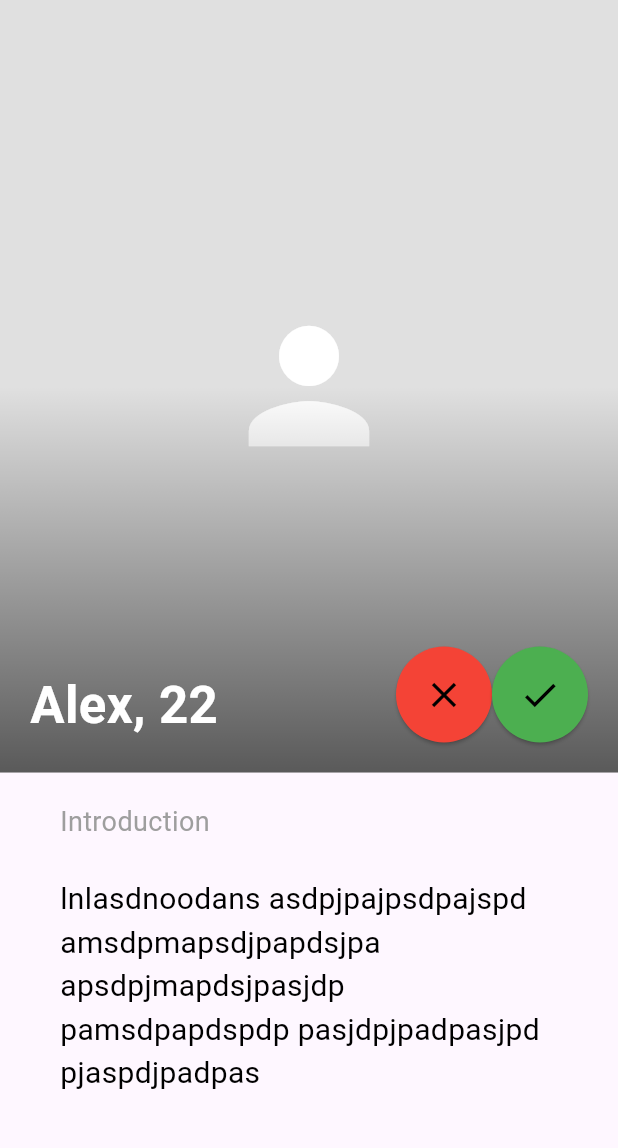
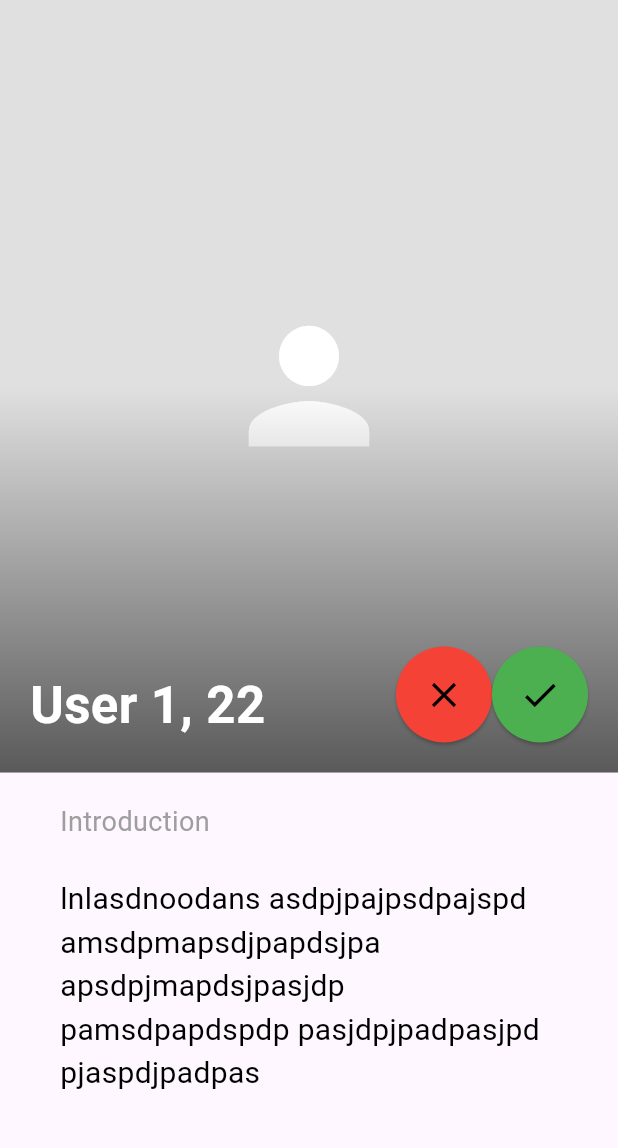
Before and after one commit to alanpbenny/trying_flutter, a Flutter app: the MessagesScreen screen opened directly, after a tap on "User 1", on a phone screen of 412 x 824 dp, the part 84-1232 px from its top. Run offline on Flutter 3.47's test engine with Material 3 defaults, Android fonts, the phone set to English and light mode, and no system bars; accounts and stored records are empty.

Commit message:
Latest UI Commit

```diff
--- a/lib/messages_screen.dart
+++ b/lib/messages_screen.dart
@@ -17,10 +17,34 @@ class _MessagesScreenState extends State<MessagesScreen> {
   bool selectionMode = false;
   Set<String> selectedMessages = {};
 
+   void openFullProfile(String user) async {
+    final result = await Navigator.push(
+      context,
+      MaterialPageRoute(builder: (_) => OtherProfileScreen(user: user)),
+    );
+
+    if (result == "Liked") {
+      debugPrint("Moving to next user");
+
+      acceptMatch(user); // For demo, we just accept "User 1". In real app, pass the actual user.
+    }
+
+    if (result == "Passed") {
+      removeMatch(user); // For demo, we just remove "User 1". In real app, pass the actual user.
+    }
+  }
+
   void acceptMatch(String user) {
     setState(() {
       pendingMatches.remove(user);
       activeMessages.insert(0, user);
+    });
+  }
+
+  void removeMatch(String user) {
+    setState(() {
+      pendingMatches.remove(user);
+      //activeMessages.insert(0, user);
     });
   }
 
@@ -97,12 +121,7 @@ class _MessagesScreenState extends State<MessagesScreen> {
                     padding: const EdgeInsets.only(right: 12),
                     child: GestureDetector(
                       onTap: () {
-                        Navigator.push(
-                      context,
-                      MaterialPageRoute(
-                        builder: (context) => Altotherprofilescreen(),
-                      ),
-                    );
+                       openFullProfile(user);
                       },
                       child: Column(
                         mainAxisSize: MainAxisSize.min,
--- a/lib/otherProfile_scree.dart
+++ b/lib/otherProfile_scree.dart
@@ -7,7 +7,11 @@ class OtherProfileScreen extends StatelessWidget {
   final String gym = "Western Gym";
   final String goal = "Muscle Gain";
 
-  const OtherProfileScreen({super.key});
+  final String user;
+
+
+  const OtherProfileScreen({super.key, required this.user});
+
 
   @override
   Widget build(BuildContext context) {
@@ -52,7 +56,7 @@ class OtherProfileScreen extends StatelessWidget {
                     right: 20,
                     bottom: 20,
                     child: Text(
-                      "$name, $age", // replace 22 with real age later
+                      "$user, $age", // replace 22 with real age later
                       style: const TextStyle(
                         color: Colors.white,
                         fontSize: 34,
--- a/lib/profile_screen.dart
+++ b/lib/profile_screen.dart
@@ -46,10 +46,10 @@ class ProfileScreen extends StatelessWidget {
                 mainAxisSize: MainAxisSize.min, // prevents taking full height
                 children: [
                   Text(
-                    "Gym: ${currentUser?.gym}",
+                    "${currentUser?.gym}",
                     style: TextStyle(fontSize: 18),
                   ),
-                  Text("Goal: ${currentUser?.goal ?? 'None'}", style: TextStyle(fontSize: 18)),
+                  Text("${currentUser?.goal ?? 'None'}", style: TextStyle(fontSize: 18)),
                   Text(
                     "Frequency: ${currentUser?.frequency ?? 'None'}",
                     style: TextStyle(fontSize: 18),
--- a/lib/swipe_screen.dart
+++ b/lib/swipe_screen.dart
@@ -32,7 +32,7 @@ class _SwipeScreenState extends State<SwipeScreen> {
   void openFullProfile() async {
     final result = await Navigator.push(
       context,
-      MaterialPageRoute(builder: (_) => OtherProfileScreen()),
+      MaterialPageRoute(builder: (_) => OtherProfileScreen(user: users[currentIndex]["name"]!)),
     );
 
     if (result == "Liked") {
```
